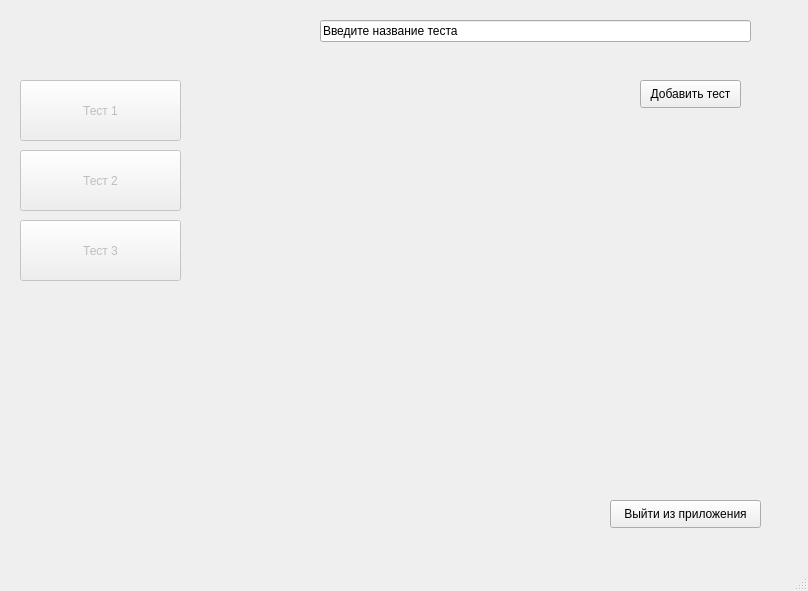
This is static/ui/TestCreator.ui in EEEvrazhka/TestCreatorr as Qt 5 draws it before an edit. The edited form follows.
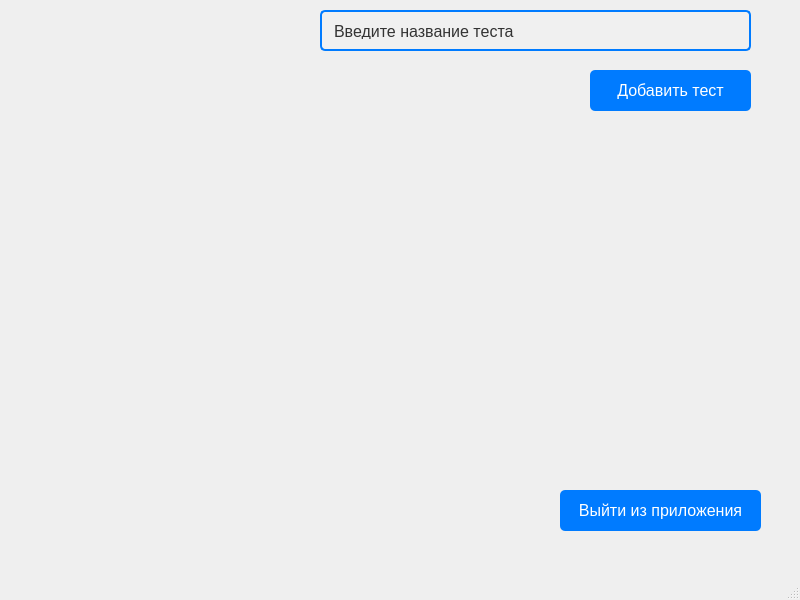
This is the edited form.

Patch:
```diff
--- a/static/ui/TestCreator.ui
+++ b/static/ui/TestCreator.ui
@@ -6,10 +6,28 @@
    <rect>
     <x>0</x>
     <y>0</y>
-    <width>808</width>
-    <height>591</height>
+    <width>800</width>
+    <height>600</height>
    </rect>
   </property>
+  <property name="sizePolicy">
+   <sizepolicy hsizetype="Fixed" vsizetype="Fixed">
+    <horstretch>0</horstretch>
+    <verstretch>0</verstretch>
+   </sizepolicy>
+  </property>
+  <property name="minimumSize">
+   <size>
+    <width>800</width>
+    <height>600</height>
+   </size>
+  </property>
+  <property name="maximumSize">
+   <size>
+    <width>800</width>
+    <height>600</height>
+   </size>
+  </property>
   <property name="windowTitle">
    <string>MainWindow</string>
   </property>
@@ -18,11 +36,21 @@
     <property name="geometry">
      <rect>
       <x>320</x>
-      <y>20</y>
+      <y>10</y>
       <width>431</width>
-      <height>22</height>
+      <height>41</height>
      </rect>
     </property>
+    <property name="styleSheet">
+     <string notr="true">background-color: #f0f0f0; /* Цвет фона */
+    color: #333; /* Цвет текста */
+    font-size: 16px; /* Размер шрифта */
+    font-family: Arial, sans-serif; /* Шрифт */
+    padding: 10px; /* Отступы внутри QLabel */
+    border: 2px solid #007BFF; /* Цвет и толщина рамки */
+    border-radius: 5px; /* Закругление углов */
+    text-align: center; /* Выравнивание текста по центру */</string>
+    </property>
     <property name="text">
      <string>Введите название теста</string>
     </property>
@@ -30,12 +58,22 @@
    <widget class="QPushButton" name="pushButton">
     <property name="geometry">
      <rect>
-      <x>640</x>
-      <y>80</y>
-      <width>101</width>
-      <height>28</height>
+      <x>590</x>
+      <y>70</y>
+      <width>161</width>
+      <height>41</height>
      </rect>
     </property>
+    <property name="styleSheet">
+     <string notr="true">background-color: #007BFF; /* Цвет фона кнопки */
+    color: white; /* Цвет текста */
+    font-size: 16px; /* Размер шрифта */
+    font-family: Arial, sans-serif; /* Шрифт */
+    padding: 10px 20px; /* Отступы внутри кнопки */
+    border: none; /* Без рамки */
+    border-radius: 5px; /* Закругление углов */
+    cursor: pointer; /* Указатель при наведении */</string>
+    </property>
     <property name="text">
      <string>Добавить тест</string>
     </property>
@@ -43,64 +81,26 @@
    <widget class="QPushButton" name="pushButton_2">
     <property name="geometry">
      <rect>
-      <x>610</x>
-      <y>500</y>
-      <width>151</width>
-      <height>28</height>
+      <x>560</x>
+      <y>490</y>
+      <width>201</width>
+      <height>41</height>
      </rect>
     </property>
+    <property name="styleSheet">
+     <string notr="true">background-color: #007BFF; /* Цвет фона кнопки */
+    color: white; /* Цвет текста */
+    font-size: 16px; /* Размер шрифта */
+    font-family: Arial, sans-serif; /* Шрифт */
+    padding: 10px 20px; /* Отступы внутри кнопки */
+    border: none; /* Без рамки */
+    border-radius: 5px; /* Закругление углов */
+    cursor: pointer; /* Указатель при наведении */</string>
+    </property>
     <property name="text">
      <string>Выйти из приложения</string>
     </property>
    </widget>
-   <widget class="QPushButton" name="pushButton_3">
-    <property name="enabled">
-     <bool>false</bool>
-    </property>
-    <property name="geometry">
-     <rect>
-      <x>20</x>
-      <y>80</y>
-      <width>161</width>
-      <height>61</height>
-     </rect>
-    </property>
-    <property name="text">
-     <string>Тест 1</string>
-    </property>
-   </widget>
-   <widget class="QPushButton" name="pushButton_4">
-    <property name="enabled">
-     <bool>false</bool>
-    </property>
-    <property name="geometry">
-     <rect>
-      <x>20</x>
-      <y>150</y>
-      <width>161</width>
-      <height>61</height>
-     </rect>
-    </property>
-    <property name="text">
-     <string>Тест 2</string>
-    </property>
-   </widget>
-   <widget class="QPushButton" name="pushButton_5">
-    <property name="enabled">
-     <bool>false</bool>
-    </property>
-    <property name="geometry">
-     <rect>
-      <x>20</x>
-      <y>220</y>
-      <width>161</width>
-      <height>61</height>
-     </rect>
-    </property>
-    <property name="text">
-     <string>Тест 3</string>
-    </property>
-   </widget>
   </widget>
   <widget class="QMenuBar" name="menubar">
    <property name="geometry">
```
Left out of the diff: 2 changed lines with no effect on the pictures.
